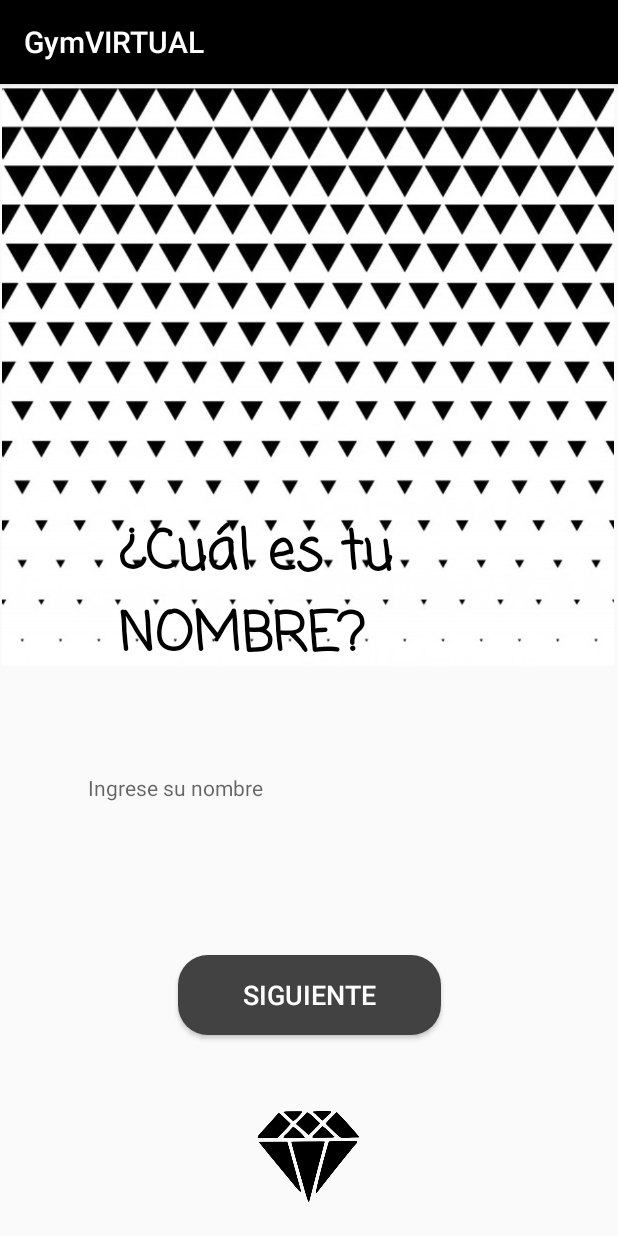
After one commit to Andre2797/Proyecto_moviles_GYMVIRTUAL, an Android app: the Act_Nombre_Registro screen opened directly, with no data from a screen before it, on a phone screen of 412 x 824 dp. The commit adds this screen. Run offline under Robolectric (Android 15) with nearby library versions, the light colour scheme and no system bars.

Commit message:
Implementación de 4 primeras pantallas de registro.

```diff
--- a/GymVirtualAndroid/app/src/main/AndroidManifest.xml
+++ b/GymVirtualAndroid/app/src/main/AndroidManifest.xml
@@ -9,7 +9,11 @@
         android:roundIcon="@mipmap/ic_launcher_round"
         android:supportsRtl="true"
         android:theme="@style/AppTheme">
-        <activity android:name=".Act_Bienvenido"></activity>
+        <activity android:name=".Act_peso_registro"></activity>
+        <activity android:name=".Act_edad_registro" />
+        <activity android:name=".Act_Login_Gym" />
+        <activity android:name=".Act_Nombre_Registro" />
+        <activity android:name=".Act_Bienvenido" />
         <activity android:name=".Act_SexoLogin" />
         <activity android:name=".Act_CorreoLogin" />
         <activity android:name=".Act_AlturaLogin" />
--- /dev/null
+++ b/GymVirtualAndroid/app/src/main/java/com/example/gymvirtual/Act_Nombre_Registro.kt
@@ -0,0 +1,23 @@
+package com.example.gymvirtual
+
+import android.content.Intent
+import androidx.appcompat.app.AppCompatActivity
+import android.os.Bundle
+import kotlinx.android.synthetic.main.activity_act__nombre__registro.*
+
+class Act_Nombre_Registro : AppCompatActivity() {
+    override fun onCreate(savedInstanceState: Bundle?) {
+        super.onCreate(savedInstanceState)
+        setContentView(R.layout.activity_act__nombre__registro)
+        btn_nombre.setOnClickListener(){
+            abriredad()
+        }
+    }
+    fun abriredad(){
+        val intentExplicito = Intent(
+            this,
+            Act_edad_registro::class.java
+        )
+        startActivity(intentExplicito)
+    }
+}
--- /dev/null
+++ b/GymVirtualAndroid/app/src/main/res/layout/activity_act__nombre__registro.xml
@@ -0,0 +1,70 @@
+<?xml version="1.0" encoding="utf-8"?>
+<androidx.constraintlayout.widget.ConstraintLayout xmlns:android="http://schemas.android.com/apk/res/android"
+    xmlns:app="http://schemas.android.com/apk/res-auto"
+    xmlns:tools="http://schemas.android.com/tools"
+    android:layout_width="match_parent"
+    android:layout_height="match_parent"
+    tools:context=".Act_Nombre_Registro">
+
+    <ImageView
+        android:id="@+id/imageView9"
+        android:layout_width="102dp"
+        android:layout_height="98dp"
+        android:layout_marginBottom="4dp"
+        app:layout_constraintBottom_toBottomOf="parent"
+        app:layout_constraintEnd_toEndOf="parent"
+        app:layout_constraintHorizontal_bias="0.498"
+        app:layout_constraintStart_toStartOf="parent"
+        app:srcCompat="@drawable/diamond" />
+
+    <ImageView
+        android:id="@+id/imageView7"
+        android:layout_width="408dp"
+        android:layout_height="545dp"
+        android:layout_marginBottom="312dp"
+        app:layout_constraintBottom_toBottomOf="parent"
+        app:layout_constraintEnd_toEndOf="parent"
+        app:layout_constraintHorizontal_bias="0.333"
+        app:layout_constraintStart_toStartOf="parent"
+        app:srcCompat="@drawable/patrontriangulo1" />
+
+    <TextView
+        android:id="@+id/tv_nombre"
+        android:layout_width="255dp"
+        android:layout_height="109dp"
+        android:layout_marginBottom="64dp"
+        android:fontFamily="casual"
+        android:text="¿Cuál es tu NOMBRE?"
+        android:textAllCaps="false"
+        android:textColor="#000000"
+        android:textSize="36sp"
+        android:textStyle="bold"
+        app:layout_constraintBottom_toTopOf="@+id/et_nombre"
+        app:layout_constraintEnd_toEndOf="parent"
+        app:layout_constraintStart_toStartOf="parent" />
+
+    <Button
+        android:id="@+id/btn_nombre"
+        android:layout_width="175dp"
+        android:layout_height="53dp"
+        android:layout_marginBottom="32dp"
+        android:background="@drawable/boton_redondo"
+        android:text="SIGUIENTE"
+        android:textColor="#FFFFFF"
+        android:textSize="18sp"
+        app:layout_constraintBottom_toTopOf="@+id/imageView9"
+        app:layout_constraintEnd_toEndOf="parent"
+        app:layout_constraintStart_toStartOf="parent" />
+
+    <TextView
+        android:id="@+id/et_nombre"
+        android:layout_width="294dp"
+        android:layout_height="57dp"
+        android:layout_marginBottom="64dp"
+        android:ems="10"
+        android:hint="Ingrese su nombre"
+        app:layout_constraintBottom_toTopOf="@+id/btn_nombre"
+        app:layout_constraintEnd_toEndOf="parent"
+        app:layout_constraintHorizontal_bias="0.495"
+        app:layout_constraintStart_toStartOf="parent" />
+</androidx.constraintlayout.widget.ConstraintLayout>
```
Also changed, not shown: GymVirtualAndroid/app/src/main/java/com/example/gymvirtual/Act_Login_Gym.kt (added, +11 -0 lines), GymVirtualAndroid/app/src/main/java/com/example/gymvirtual/Act_edad_registro.kt (added, +24 -0 lines), GymVirtualAndroid/app/src/main/java/com/example/gymvirtual/Act_peso_registro.kt (added, +24 -0 lines), GymVirtualAndroid/app/src/main/java/com/example/gymvirtual/FullscreenActivity.kt (+15 -4 lines), GymVirtualAndroid/app/src/main/res/layout/activity_act_edad_registro.xml (added, +68 -0 lines), GymVirtualAndroid/app/src/main/res/layout/activity_act_peso_registro.xml (added, +71 -0 lines), GymVirtualAndroid/app/src/main/res/layout/activity_fullscreen.xml (+18 -3 lines), GymVirtualAndroid/app/src/main/res/layout/activity_login__gym.xml (added, +9 -0 lines), GymVirtualAndroid/app/src/main/res/drawable-v24/principal.jpeg (added), 1 other file.
